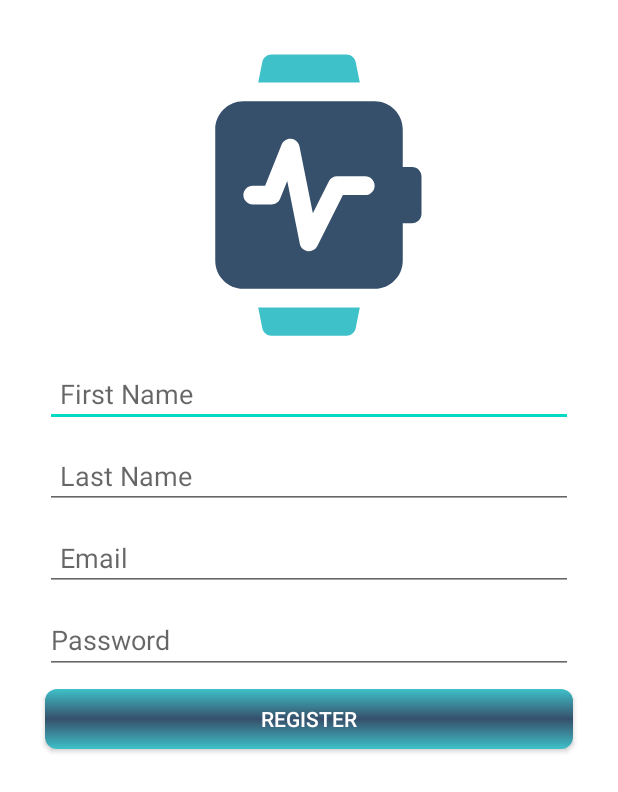
After one commit to hemant1109/OxygenScanner, an Android app: the layout activity_register.xml on its own in the app's theme, with its tools: preview values and no code run, on a phone screen of 412 x 824 dp. The commit adds this screen. Shown: the top 792 px of the screen. Run offline under Robolectric (Android 15) with nearby library versions, the phone set to English and light mode, and no system bars.

Commit message:
REgister Ui Changes

```diff
--- /dev/null
+++ b/app/src/main/res/layout/activity_register.xml
@@ -0,0 +1,116 @@
+<?xml version="1.0" encoding="utf-8"?>
+<androidx.constraintlayout.widget.ConstraintLayout xmlns:android="http://schemas.android.com/apk/res/android"
+    xmlns:app="http://schemas.android.com/apk/res-auto"
+    xmlns:tools="http://schemas.android.com/tools"
+    android:id="@+id/container"
+    android:layout_width="match_parent"
+    android:layout_height="match_parent"
+    tools:context=".ui.login.LoginActivity">
+    <!--https://www.iconfinder.com/search/?q=health&price=free-->
+
+    <androidx.constraintlayout.widget.ConstraintLayout
+        android:layout_width="match_parent"
+        android:layout_height="match_parent"
+        app:layout_constraintBottom_toBottomOf="parent"
+        app:layout_constraintEnd_toEndOf="parent"
+        app:layout_constraintStart_toStartOf="parent"
+        app:layout_constraintTop_toTopOf="parent"
+        android:padding="20dp"
+        android:gravity="center">
+
+        <ImageView
+            android:id="@+id/img_oxymeter"
+            android:layout_width="200dp"
+            android:layout_height="200dp"
+            android:layout_marginTop="10dp"
+            android:src="@drawable/ic_oxymeter_background"
+            app:layout_constraintEnd_toEndOf="parent"
+            app:layout_constraintStart_toStartOf="parent"
+            app:layout_constraintTop_toTopOf="parent" />
+
+        <EditText
+            android:id="@+id/firstname"
+            android:layout_width="0dp"
+            android:layout_height="wrap_content"
+            android:layout_margin="10dp"
+            android:padding="10dp"
+            android:hint="@string/firstname"
+            android:inputType="textEmailAddress"
+            app:layout_constraintEnd_toEndOf="parent"
+            app:layout_constraintStart_toStartOf="parent"
+            app:layout_constraintTop_toBottomOf="@+id/img_oxymeter"
+            android:layout_marginTop="20dp"
+
+            />
+
+        <EditText
+            android:id="@+id/lastname"
+            android:layout_width="0dp"
+            android:layout_height="wrap_content"
+            android:layout_margin="10dp"
+            android:padding="10dp"
+            android:hint="@string/lastname"
+            android:inputType="textEmailAddress"
+            app:layout_constraintEnd_toEndOf="parent"
+            app:layout_constraintStart_toStartOf="parent"
+            app:layout_constraintTop_toBottomOf="@+id/firstname"
+            android:layout_marginTop="20dp"
+
+            />
+
+        <EditText
+            android:id="@+id/username"
+            android:layout_width="0dp"
+            android:layout_height="wrap_content"
+            android:layout_margin="10dp"
+            android:padding="10dp"
+            android:hint="@string/prompt_email"
+            android:inputType="textEmailAddress"
+            app:layout_constraintEnd_toEndOf="parent"
+            app:layout_constraintStart_toStartOf="parent"
+            app:layout_constraintTop_toBottomOf="@+id/lastname"
+            android:layout_marginTop="20dp"
+
+            />
+
+        <androidx.appcompat.widget.AppCompatEditText
+            android:id="@+id/password"
+            android:layout_width="0dp"
+            android:layout_height="wrap_content"
+            android:layout_margin="10dp"
+            android:hint="@string/prompt_password"
+            android:imeActionLabel="@string/action_sign_in_short"
+            android:imeOptions="actionDone"
+            android:inputType="textPassword"
+            android:selectAllOnFocus="true"
+            app:layout_constraintEnd_toEndOf="parent"
+            app:layout_constraintStart_toStartOf="parent"
+            app:layout_constraintTop_toBottomOf="@+id/username" />
+
+        <androidx.appcompat.widget.AppCompatButton
+            android:id="@+id/login"
+            android:layout_width="match_parent"
+            android:layout_height="40dp"
+            android:layout_margin="10dp"
+            android:gravity="center"
+            android:background="@drawable/button_gradient"
+            android:text="@string/action_register"
+            android:textColor="@color/white"
+            android:visibility="visible"
+            app:layout_constraintEnd_toEndOf="@+id/password"
+            app:layout_constraintStart_toStartOf="@+id/password"
+            app:layout_constraintTop_toBottomOf="@+id/password" />
+
+        <ProgressBar
+            android:id="@+id/loading"
+            android:layout_width="wrap_content"
+            android:layout_height="wrap_content"
+            android:layout_gravity="center"
+            android:layout_margin="10dp"
+            android:progressBackgroundTint="@color/teal_200"
+            android:visibility="invisible"
+            app:layout_constraintEnd_toEndOf="@+id/password"
+            app:layout_constraintStart_toStartOf="@+id/password"
+            app:layout_constraintTop_toBottomOf="@+id/password" />
+    </androidx.constraintlayout.widget.ConstraintLayout>
+</androidx.constraintlayout.widget.ConstraintLayout>
--- a/app/src/main/res/values/strings.xml
+++ b/app/src/main/res/values/strings.xml
@@ -4,6 +4,8 @@
     <string name="prompt_email">Email</string>
     <string name="prompt_password">Password</string>
     <string name="action_sign_in">Sign in or register</string>
+    <string name="action_register">Register</string>
+
     <string name="action_sign_in_short">Sign in</string>
     <string name="welcome">"Welcome !"</string>
     <string name="invalid_username">Not a valid username</string>
@@ -11,4 +13,6 @@
     <string name="login_failed">"Login failed"</string>
     <string name="scan_again">Scan Again</string>
     <string name="stop_scan">Stop scan</string>
+    <string name="firstname">First Name</string>
+    <string name="lastname">Last Name</string>
 </resources>
```
